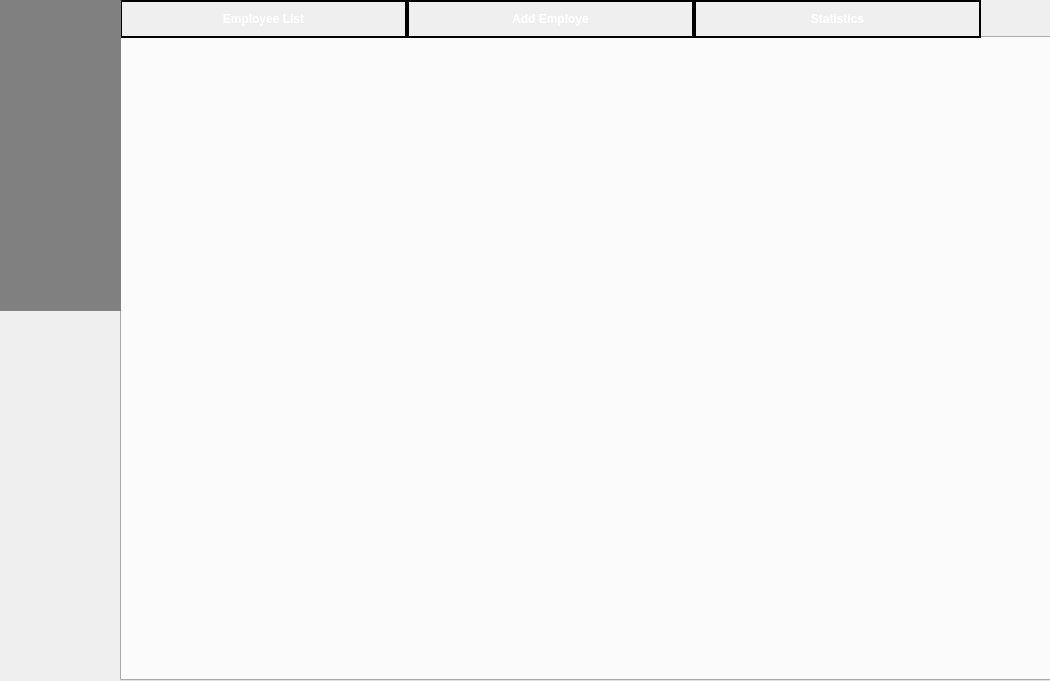
Projetcpp-2A11/LeagueManagementStudio, file employeepage.ui: the form before one commit.
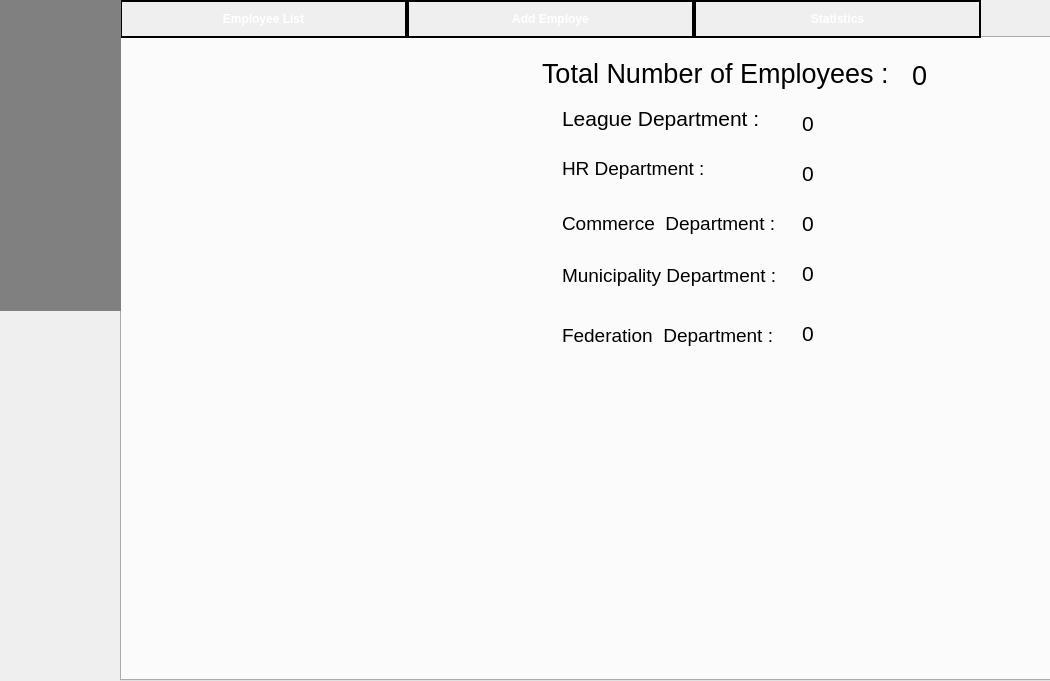
The form after the commit. The open tabs and pages were chosen to show the change. Icons and pictures are not drawn.

Commit message: added employee statistics, fixed bugs

What changed in the file:
```diff
--- a/employeepage.ui
+++ b/employeepage.ui
@@ -1363,17 +1363,332 @@
        <attribute name="title">
         <string>Statistics</string>
        </attribute>
-       <widget class="QSplitter" name="splitter">
+       <widget class="QWidget" name="chartContainer" native="true">
         <property name="geometry">
          <rect>
-          <x>50</x>
+          <x>10</x>
+          <y>0</y>
+          <width>400</width>
+          <height>300</height>
+         </rect>
+        </property>
+       </widget>
+       <widget class="QLabel" name="totalCountLabel">
+        <property name="geometry">
+         <rect>
+          <x>790</x>
+          <y>17</y>
+          <width>31</width>
+          <height>41</height>
+         </rect>
+        </property>
+        <property name="font">
+         <font>
+          <pointsize>20</pointsize>
+         </font>
+        </property>
+        <property name="styleSheet">
+         <string notr="true">background: transparent;
+color: qlineargradient(spread: pad, 
+                        x1: 0, y1: 0, x2: 1, y2: 1, 
+                        stop: 0 rgba(0, 255, 0, 255), 
+                        stop: 0.5 rgba(0, 204, 0, 255), 
+                        stop: 1 rgba(0, 128, 0, 255));
+</string>
+        </property>
+        <property name="text">
+         <string>0</string>
+        </property>
+       </widget>
+       <widget class="QLabel" name="hrCountLabel">
+        <property name="geometry">
+         <rect>
+          <x>680</x>
+          <y>120</y>
+          <width>41</width>
+          <height>31</height>
+         </rect>
+        </property>
+        <property name="font">
+         <font>
+          <pointsize>16</pointsize>
+         </font>
+        </property>
+        <property name="styleSheet">
+         <string notr="true">background: transparent;
+color: qlineargradient(spread: pad, 
+                        x1: 0, y1: 0, x2: 1, y2: 1, 
+                        stop: 0 rgba(0, 0, 255, 255), 
+                        stop: 0.5 rgba(0, 128, 255, 255), 
+                        stop: 1 rgba(0, 191, 255, 255));
+</string>
+        </property>
+        <property name="text">
+         <string>0</string>
+        </property>
+       </widget>
+       <widget class="QLabel" name="leagueCountLabel">
+        <property name="geometry">
+         <rect>
+          <x>680</x>
+          <y>70</y>
+          <width>41</width>
+          <height>31</height>
+         </rect>
+        </property>
+        <property name="font">
+         <font>
+          <pointsize>16</pointsize>
+         </font>
+        </property>
+        <property name="styleSheet">
+         <string notr="true">background: transparent;
+color: qlineargradient(spread: pad, 
+                        x1: 0, y1: 0, x2: 1, y2: 1, 
+                        stop: 0 rgba(0, 0, 255, 255), 
+                        stop: 0.5 rgba(0, 128, 255, 255), 
+                        stop: 1 rgba(0, 191, 255, 255));
+</string>
+        </property>
+        <property name="text">
+         <string>0</string>
+        </property>
+       </widget>
+       <widget class="QLabel" name="commerceCountLabel">
+        <property name="geometry">
+         <rect>
+          <x>680</x>
+          <y>170</y>
+          <width>41</width>
+          <height>31</height>
+         </rect>
+        </property>
+        <property name="font">
+         <font>
+          <pointsize>16</pointsize>
+         </font>
+        </property>
+        <property name="styleSheet">
+         <string notr="true">background: transparent;
+color: qlineargradient(spread: pad, 
+                        x1: 0, y1: 0, x2: 1, y2: 1, 
+                        stop: 0 rgba(0, 0, 255, 255), 
+                        stop: 0.5 rgba(0, 128, 255, 255), 
+                        stop: 1 rgba(0, 191, 255, 255));
+</string>
+        </property>
+        <property name="text">
+         <string>0</string>
+        </property>
+       </widget>
+       <widget class="QLabel" name="municipalityCountLabel">
+        <property name="geometry">
+         <rect>
+          <x>680</x>
+          <y>220</y>
+          <width>41</width>
+          <height>31</height>
+         </rect>
+        </property>
+        <property name="font">
+         <font>
+          <pointsize>16</pointsize>
+         </font>
+        </property>
+        <property name="styleSheet">
+         <string notr="true">background: transparent;
+color: qlineargradient(spread: pad, 
+                        x1: 0, y1: 0, x2: 1, y2: 1, 
+                        stop: 0 rgba(0, 0, 255, 255), 
+                        stop: 0.5 rgba(0, 128, 255, 255), 
+                        stop: 1 rgba(0, 191, 255, 255));
+</string>
+        </property>
+        <property name="text">
+         <string>0</string>
+        </property>
+       </widget>
+       <widget class="QLabel" name="federationCountLabel">
+        <property name="geometry">
+         <rect>
+          <x>680</x>
+          <y>280</y>
+          <width>41</width>
+          <height>31</height>
+         </rect>
+        </property>
+        <property name="font">
+         <font>
+          <pointsize>16</pointsize>
+         </font>
+        </property>
+        <property name="styleSheet">
+         <string notr="true">background: transparent;
+color: qlineargradient(spread: pad, 
+                        x1: 0, y1: 0, x2: 1, y2: 1, 
+                        stop: 0 rgba(0, 0, 255, 255), 
+                        stop: 0.5 rgba(0, 128, 255, 255), 
+                        stop: 1 rgba(0, 191, 255, 255));
+</string>
+        </property>
+        <property name="text">
+         <string>0</string>
+        </property>
+       </widget>
+       <widget class="QLabel" name="label_3">
+        <property name="geometry">
+         <rect>
+          <x>420</x>
+          <y>10</y>
+          <width>351</width>
+          <height>51</height>
+         </rect>
+        </property>
+        <property name="font">
+         <font>
+          <pointsize>20</pointsize>
+         </font>
+        </property>
+        <property name="styleSheet">
+         <string notr="true">background:transparent;
+color :     qlineargradient(spread:pad, 
+                            x1:0, y1:0, x2:1, y2:1, 
+                            stop:0 rgba(255, 0, 0, 255), 
+                            stop:0.41 rgba(195, 22, 58, 255), 
+                            stop:1 rgba(255, 117, 0, 255));;  ;  </string>
+        </property>
+        <property name="text">
+         <string>Total Number of Employees :</string>
+        </property>
+       </widget>
+       <widget class="QLabel" name="label_4">
+        <property name="geometry">
+         <rect>
+          <x>440</x>
+          <y>60</y>
+          <width>211</width>
+          <height>41</height>
+         </rect>
+        </property>
+        <property name="font">
+         <font>
+          <pointsize>16</pointsize>
+         </font>
+        </property>
+        <property name="styleSheet">
+         <string notr="true">background:transparent;
+color :     qlineargradient(spread:pad, 
+                            x1:0, y1:0, x2:1, y2:1, 
+                            stop:0 rgba(255, 0, 0, 255), 
+                            stop:0.41 rgba(195, 22, 58, 255), 
+                            stop:1 rgba(255, 117, 0, 255));;  ;  </string>
+        </property>
+        <property name="text">
+         <string>League Department :</string>
+        </property>
+       </widget>
+       <widget class="QLabel" name="label_5">
+        <property name="geometry">
+         <rect>
+          <x>440</x>
           <y>110</y>
-          <width>779</width>
-          <height>283</height>
+          <width>141</width>
+          <height>41</height>
          </rect>
         </property>
-        <property name="orientation">
-         <enum>Qt::Orientation::Horizontal</enum>
+        <property name="font">
+         <font>
+          <pointsize>14</pointsize>
+         </font>
+        </property>
+        <property name="styleSheet">
+         <string notr="true">background:transparent;
+color :     qlineargradient(spread:pad, 
+                            x1:0, y1:0, x2:1, y2:1, 
+                            stop:0 rgba(255, 0, 0, 255), 
+                            stop:0.41 rgba(195, 22, 58, 255), 
+                            stop:1 rgba(255, 117, 0, 255));;  ;  </string>
+        </property>
+        <property name="text">
+         <string>HR Department :</string>
+        </property>
+       </widget>
+       <widget class="QLabel" name="label_6">
+        <property name="geometry">
+         <rect>
+          <x>440</x>
+          <y>170</y>
+          <width>221</width>
+          <height>31</height>
+         </rect>
+        </property>
+        <property name="font">
+         <font>
+          <pointsize>14</pointsize>
+         </font>
+        </property>
+        <property name="styleSheet">
+         <string notr="true">background:transparent;
+color :     qlineargradient(spread:pad, 
+                            x1:0, y1:0, x2:1, y2:1, 
+                            stop:0 rgba(255, 0, 0, 255), 
+                            stop:0.41 rgba(195, 22, 58, 255), 
+                            stop:1 rgba(255, 117, 0, 255));;  ;  </string>
+        </property>
+        <property name="text">
+         <string>Commerce  Department :</string>
+        </property>
+       </widget>
+       <widget class="QLabel" name="label_7">
+        <property name="geometry">
+         <rect>
+          <x>440</x>
+          <y>217</y>
+          <width>221</width>
+          <height>41</height>
+         </rect>
+        </property>
+        <property name="font">
+         <font>
+          <pointsize>14</pointsize>
+         </font>
+        </property>
+        <property name="styleSheet">
+         <string notr="true">background:transparent;
+color :     qlineargradient(spread:pad, 
+                            x1:0, y1:0, x2:1, y2:1, 
+                            stop:0 rgba(255, 0, 0, 255), 
+                            stop:0.41 rgba(195, 22, 58, 255), 
+                            stop:1 rgba(255, 117, 0, 255));;  ;  </string>
+        </property>
+        <property name="text">
+         <string>Municipality Department :</string>
+        </property>
+       </widget>
+       <widget class="QLabel" name="label_8">
+        <property name="geometry">
+         <rect>
+          <x>440</x>
+          <y>277</y>
+          <width>211</width>
+          <height>41</height>
+         </rect>
+        </property>
+        <property name="font">
+         <font>
+          <pointsize>14</pointsize>
+         </font>
+        </property>
+        <property name="styleSheet">
+         <string notr="true">background:transparent;
+color :     qlineargradient(spread:pad, 
+                            x1:0, y1:0, x2:1, y2:1, 
+                            stop:0 rgba(255, 0, 0, 255), 
+                            stop:0.41 rgba(195, 22, 58, 255), 
+                            stop:1 rgba(255, 117, 0, 255));;  ;  </string>
+        </property>
+        <property name="text">
+         <string>Federation  Department :</string>
         </property>
        </widget>
       </widget>
```
Left out of the diff: 26 changed lines with no effect on the pictures. The commit also changes 75 other files.
